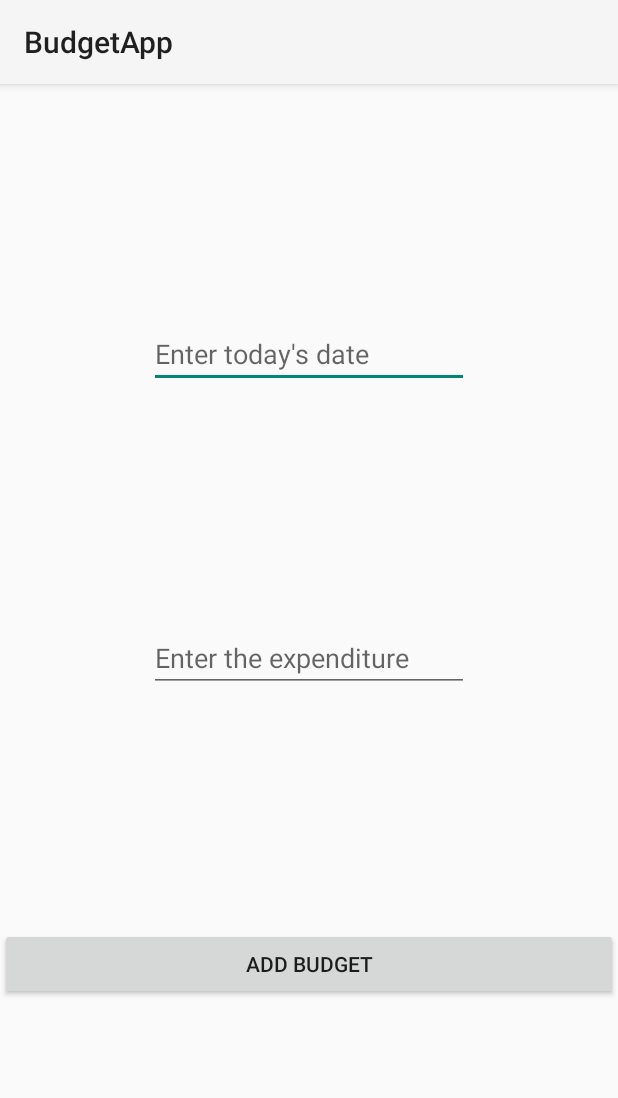
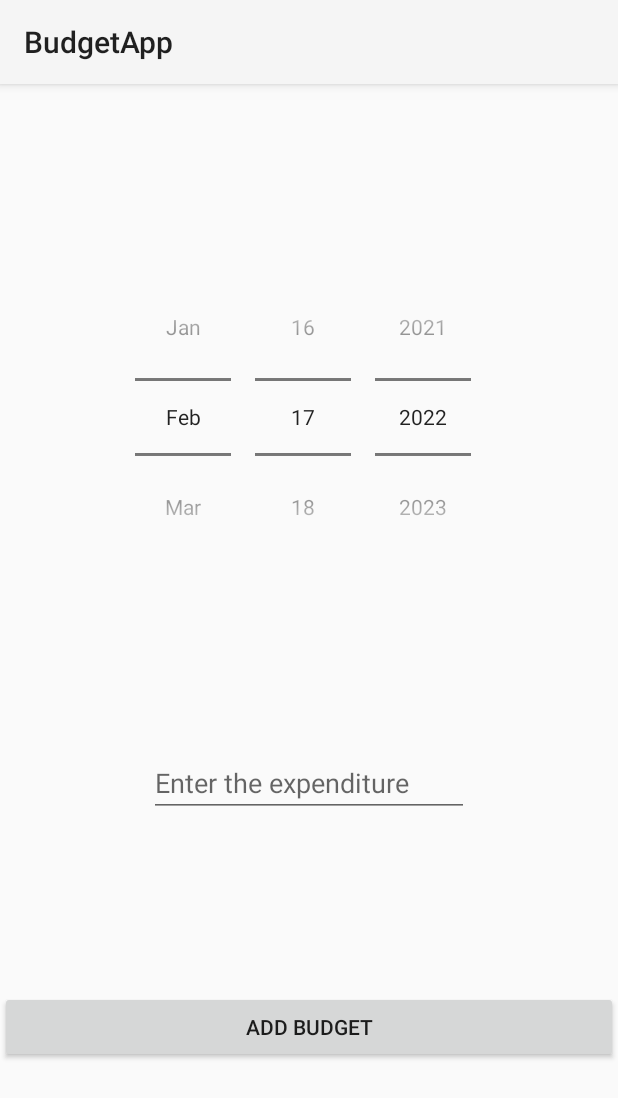
Before and after one commit to sandeep-prabhakula/Daily-budget-app, an Android app: the fragment AddTodayBudgetFragment shown on its own in the app's theme, after a tap on "ADD BUDGET", on a phone screen of 412 x 824 dp. Shown: the top 1098 px of the screen. Run offline under Robolectric (Android 15) with nearby library versions, the phone set to English and light mode, and no system bars; our stand-ins replace Room's generated code; 1 statement that could not run was skipped.

Commit message:
Added date picker

```diff
--- a/app/src/main/java/com/sandeepprabhakula/budgetapp/fragments/add/AddTodayBudgetFragment.kt
+++ b/app/src/main/java/com/sandeepprabhakula/budgetapp/fragments/add/AddTodayBudgetFragment.kt
@@ -2,11 +2,13 @@ package com.sandeepprabhakula.budgetapp.fragments.add
 
 import android.os.Bundle
 import android.text.TextUtils
+import android.util.Log
 import androidx.fragment.app.Fragment
 import android.view.LayoutInflater
 import android.view.View
 import android.view.ViewGroup
 import android.widget.Button
+import android.widget.DatePicker
 import android.widget.EditText
 import android.widget.Toast
 import androidx.lifecycle.ViewModelProvider
@@ -14,6 +16,7 @@ import androidx.navigation.fragment.findNavController
 import com.sandeepprabhakula.budgetapp.viewModel.BudgetViewModel
 import com.sandeepprabhakula.budgetapp.entities.DailyBudgetEntity
 import com.sandeepprabhakula.budgetapp.R
+import java.util.*
 
 class AddTodayBudgetFragment : Fragment() {
     private lateinit var viewModel: BudgetViewModel
@@ -24,20 +27,20 @@ class AddTodayBudgetFragment : Fragment() {
         // Inflate the layout for this fragment
         val view = inflater.inflate(R.layout.fragment_add_today_budget, container, false)
 
-        val date:EditText = view.findViewById(R.id.todaysDate)
-        val exp:EditText = view.findViewById(R.id.expenditure)
-        val button:Button = view.findViewById(R.id.addBudget)
+        val date: DatePicker = view.findViewById(R.id.todaysDate)
+        val exp: EditText = view.findViewById(R.id.expenditure)
+        val button: Button = view.findViewById(R.id.addBudget)
         viewModel = ViewModelProvider(this).get(BudgetViewModel::class.java)
         button.setOnClickListener {
-            val dateText = date.text.toString()
+            val dateText = "${date.dayOfMonth} - ${date.month+1} - ${date.year}"
             val expText = exp.text.toString()
-            if(!TextUtils.isEmpty(dateText)||!TextUtils.isEmpty(expText)){
-                val budget = DailyBudgetEntity(0,dateText,expText)
+            if (!TextUtils.isEmpty(dateText) || !TextUtils.isEmpty(expText)) {
+                val budget = DailyBudgetEntity(0, dateText, expText)
                 viewModel.addTodayBudget(budget)
-                Toast.makeText(requireContext(),"added Successfully",Toast.LENGTH_SHORT).show()
+                Toast.makeText(requireContext(), "added Successfully", Toast.LENGTH_SHORT).show()
                 findNavController().navigate(R.id.action_addTodayBudgetFragment_to_allBudgetListFragment)
-            }else{
-                Toast.makeText(requireContext(),"Something went wrong",Toast.LENGTH_SHORT).show()
+            } else {
+                Toast.makeText(requireContext(), "Something went wrong", Toast.LENGTH_SHORT).show()
             }
         }
         return view
--- a/app/src/main/res/layout/fragment_add_today_budget.xml
+++ b/app/src/main/res/layout/fragment_add_today_budget.xml
@@ -7,19 +7,17 @@
     tools:context=".fragments.add.AddTodayBudgetFragment">
 
 
-    <EditText
+    <DatePicker
         android:id="@+id/todaysDate"
         android:layout_width="wrap_content"
         android:layout_height="wrap_content"
-        android:ems="10"
-        android:hint="Enter today's date"
-        android:inputType="date"
+        android:datePickerMode="spinner"
         app:layout_constraintBottom_toTopOf="@+id/expenditure"
         app:layout_constraintEnd_toEndOf="parent"
         app:layout_constraintHorizontal_bias="0.5"
         app:layout_constraintStart_toStartOf="parent"
         app:layout_constraintTop_toTopOf="parent"
-        tools:ignore="SpeakableTextPresentCheck,TouchTargetSizeCheck" />
+        android:calendarViewShown="false"/>
 
     <EditText
         android:id="@+id/expenditure"
```
